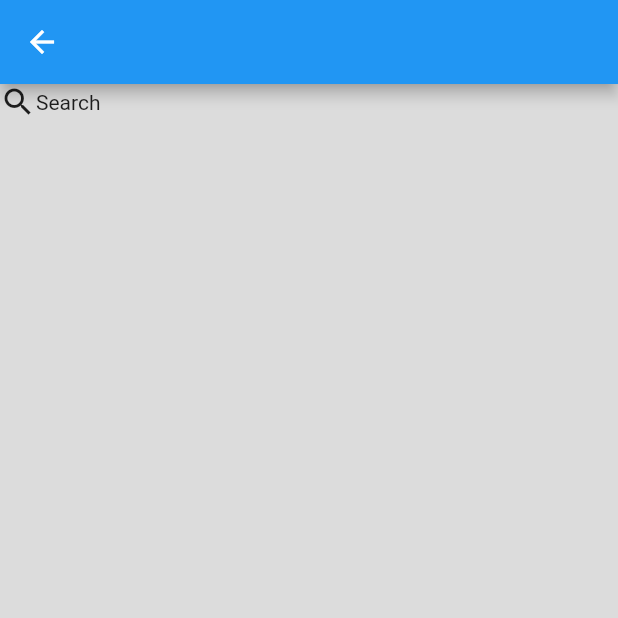
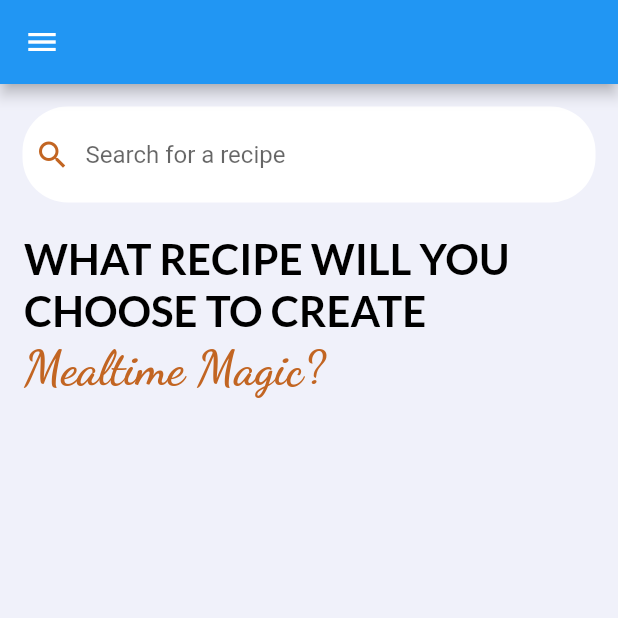
Before and after one commit to vainavinair/mealtime-magic, a Flutter app: the HomePage screen opened directly, on a phone screen of 412 x 824 dp, the top half of it. Run offline on Flutter 3.47's test engine with Material 2 defaults, Android fonts, the phone set to English and light mode, and no system bars; our stand-ins replace google_fonts.

Commit message:
designed homepage

```diff
--- /dev/null
+++ b/assets/images/colors.txt
@@ -0,0 +1 @@
+#F0F1FA BG off app
--- a/lib/home_page.dart
+++ b/lib/home_page.dart
@@ -1,28 +1,80 @@
 // ignore_for_file: prefer_const_constructors, prefer_const_literals_to_create_immutables
 
 import 'package:flutter/material.dart';
-import 'package:flutter/src/widgets/container.dart';
-import 'package:flutter/src/widgets/framework.dart';
+import 'package:google_fonts/google_fonts.dart';
 
-class HomePage extends StatelessWidget {
+class HomePage extends StatefulWidget {
   const HomePage({super.key});
 
   @override
+  State<HomePage> createState() => _HomePageState();
+}
+
+class _HomePageState extends State<HomePage> {
+  TextEditingController searchController = new TextEditingController();
+  @override
   Widget build(BuildContext context) {
     return Scaffold(
-      appBar: AppBar(),
+      appBar: AppBar(
+        leading: Icon(Icons.menu),
+      ),
       body: Stack(
         children: [
           Container(
             width: MediaQuery.of(context).size.width,
             height: MediaQuery.of(context).size.height,
-            color: Color(0xffdcdcdc),
+            color: Color(0xffF0F1FA),
           ),
           Column(
             children: [
               Container(
+                margin: EdgeInsets.symmetric(horizontal: 15, vertical: 15),
+                padding: EdgeInsets.all(8),
+                // color: Colors.white,
+                decoration: BoxDecoration(
+                  borderRadius: BorderRadius.circular(30),
+                  color: Colors.white,
+                ),
                 child: Row(
-                  children: [Icon(Icons.search), Text("Search")],
+                  children: [
+                    GestureDetector(
+                      child: Icon(
+                        Icons.search,
+                        color: Color(0xffC26522),
+                      ),
+                      onTap: () {},
+                    ),
+                    SizedBox(
+                      width: 10,
+                    ),
+                    Expanded(
+                      child: TextField(
+                        controller: searchController,
+                        decoration: InputDecoration(
+                          hintText: "Search for a recipe",
+                          border: InputBorder.none,
+                        ),
+                      ),
+                    )
+                  ],
+                ),
+              ),
+              Container(
+                padding: EdgeInsets.symmetric(horizontal: 16, vertical: 5),
+                child: RichText(
+                  text: TextSpan(
+                      text: "WHAT RECIPE WILL YOU CHOOSE TO CREATE ",
+                      style: GoogleFonts.lato(
+                          fontWeight: FontWeight.bold,
+                          fontSize: 28,
+                          color: Colors.black),
+                      children: <TextSpan>[
+                        TextSpan(
+                          text: " Mealtime Magic?",
+                          style: GoogleFonts.dancingScript(
+                              fontSize: 32, color: Color(0xffC26522)),
+                        )
+                      ]),
                 ),
               )
             ],
```
